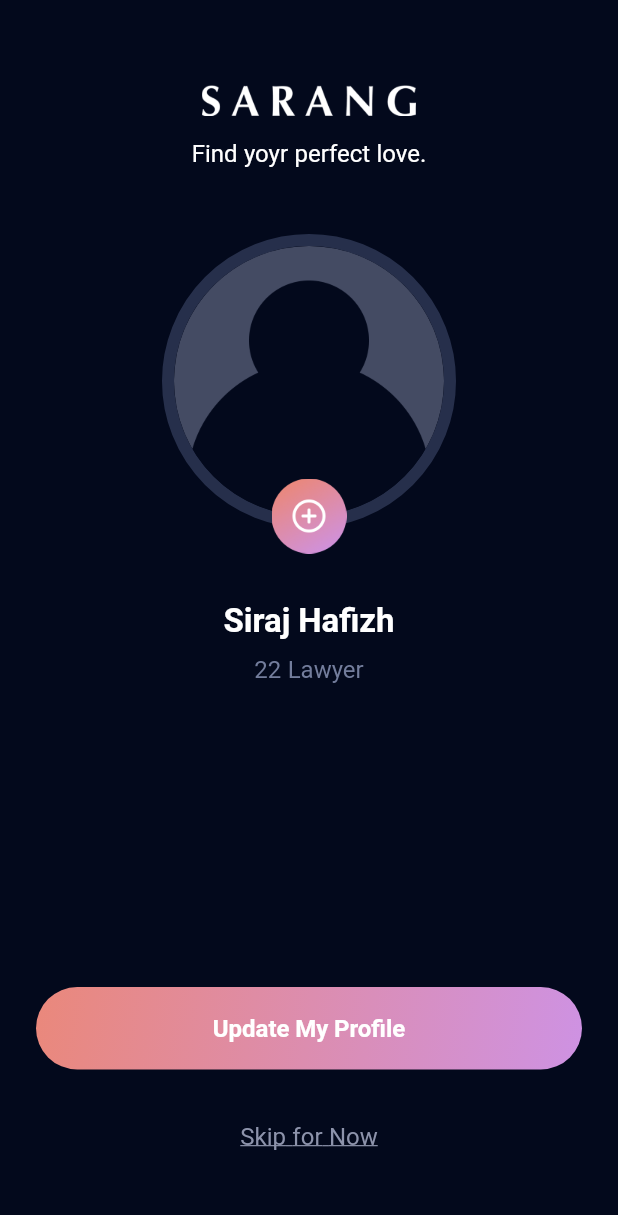
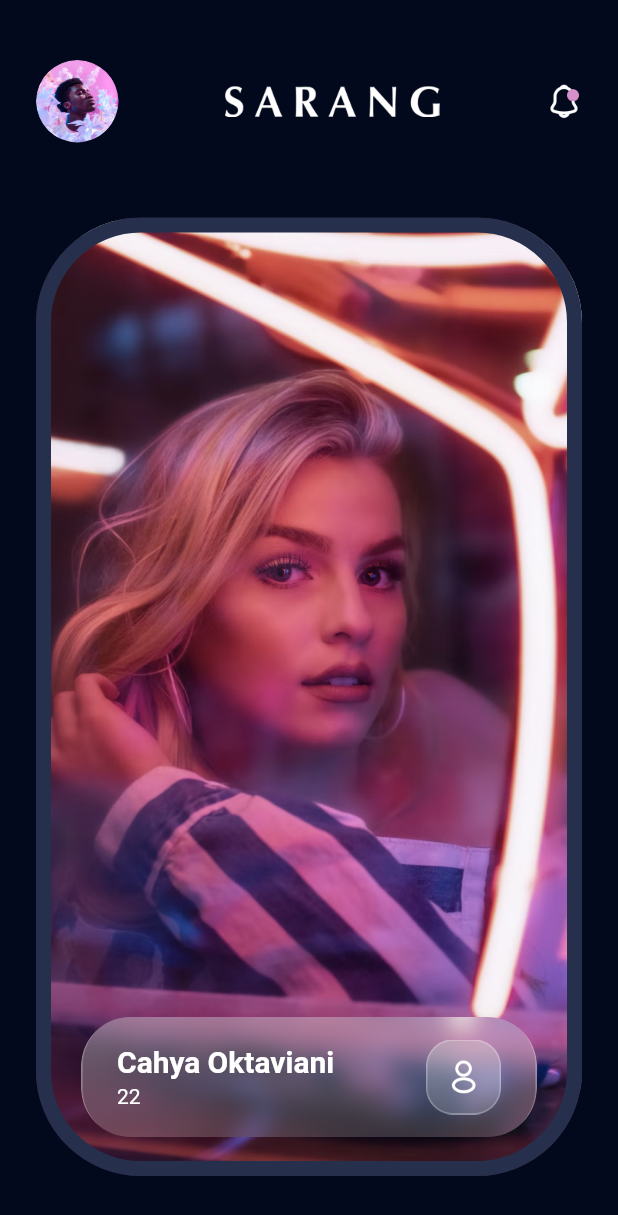
Before and after one commit to magerngoding/Tinder-App, a Flutter app: the SignUpUploadPhotoScreen screen opened by its route, after a tap on "Skip for Now", on a phone screen of 412 x 824 dp. Shown: the top 1215 px of the screen. Run offline on Flutter 3.47's test engine with Material 2 defaults, Android fonts, the phone set to English and light mode, and no system bars; our stand-ins replace google_fonts.

Commit message:
Slicing explore people screen appbar, math card widget update

```diff
--- a/lib/src/app.dart
+++ b/lib/src/app.dart
@@ -1,7 +1,10 @@
+// ignore_for_file: prefer_const_constructors
+
 import 'package:flutter/material.dart';
 import 'package:tinder_app/src/features/authentication/presentation/sign_up_screen.dart';
 import 'package:tinder_app/src/features/authentication/presentation/sign_up_age_job_screen.dart';
 import 'package:tinder_app/src/features/authentication/presentation/sign_up_upload_photo_screen.dart';
+import 'package:tinder_app/src/features/likes_you/presentation/explore_people_screen.dart';
 import 'package:tinder_app/src/theme_manager/theme_data.manager.dart';
 
 class AppScreen extends StatelessWidget {
@@ -21,6 +24,7 @@ class AppScreen extends StatelessWidget {
         SignUpAgeJobScreen.routeName: (context) => SignUpAgeJobScreen(),
         SignUpUploadPhotoScreen.routeName: (context) =>
             SignUpUploadPhotoScreen(),
+        ExplorePeopleScreen.routeName: (context) => ExplorePeopleScreen(),
       },
     );
   }
--- /dev/null
+++ b/lib/src/common_widgets/explore_people_app_bar_widget.dart
@@ -0,0 +1,39 @@
+// ignore_for_file: prefer_const_constructors
+
+import 'package:flutter/material.dart';
+import 'package:tinder_app/src/common_widgets/logo_widget.dart';
+
+class ExplorePeopleAppBarWidget extends StatelessWidget {
+  const ExplorePeopleAppBarWidget({super.key});
+
+  @override
+  Widget build(BuildContext context) {
+    return Row(
+      mainAxisAlignment: MainAxisAlignment.spaceBetween,
+      children: [
+        Container(
+          width: 55,
+          height: 55,
+          decoration: BoxDecoration(
+            shape: BoxShape.circle,
+            image: DecorationImage(
+              image: AssetImage('assets/images/user_image.png'),
+              fit: BoxFit.cover,
+            ),
+          ),
+        ),
+        LogoWidget(),
+        Container(
+          width: 24,
+          height: 24,
+          decoration: BoxDecoration(
+            image: DecorationImage(
+              image: AssetImage('assets/images/icon_notification.png'),
+              fit: BoxFit.cover,
+            ),
+          ),
+        )
+      ],
+    );
+  }
+}
--- /dev/null
+++ b/lib/src/common_widgets/glass_card_widget.dart
@@ -0,0 +1,72 @@
+// ignore_for_file: prefer_const_constructors
+
+import 'package:flutter/material.dart';
+
+import '../theme_manager/font_manager.dart';
+import '../theme_manager/style_manager.dart';
+
+class GlassCardWidget extends StatelessWidget {
+  const GlassCardWidget({
+    super.key,
+  });
+
+  @override
+  Widget build(BuildContext context) {
+    return Container(
+      padding: EdgeInsets.symmetric(
+        vertical: 15,
+        horizontal: 24,
+      ),
+      margin: EdgeInsets.symmetric(
+        vertical: 26,
+        horizontal: 30,
+      ),
+      height: 80,
+      width: double.infinity,
+      decoration: BoxDecoration(
+        borderRadius: BorderRadius.circular(33),
+        image: DecorationImage(
+          image: AssetImage(
+            'assets/images/glass_card.png',
+          ),
+          fit: BoxFit.cover,
+        ),
+      ),
+      child: Row(
+        mainAxisAlignment: MainAxisAlignment.spaceBetween,
+        crossAxisAlignment: CrossAxisAlignment.center,
+        children: [
+          Column(
+            crossAxisAlignment: CrossAxisAlignment.start,
+            children: [
+              Text(
+                'Cahya Oktaviani',
+                style: getWhiteTextStyle(
+                  fontSize: 20,
+                  fontWeight: FontWeightManager.semiBold,
+                ),
+              ),
+              Text(
+                '22',
+                style: getWhiteTextStyle(
+                  fontSize: 14,
+                ),
+              ),
+            ],
+          ),
+          Container(
+            width: 50,
+            height: 50,
+            decoration: BoxDecoration(
+              image: DecorationImage(
+                image: AssetImage(
+                  'assets/images/icon_profile.png',
+                ),
+              ),
+            ),
+          )
+        ],
+      ),
+    );
+  }
+}
--- /dev/null
+++ b/lib/src/common_widgets/match_card_widget.dart
@@ -0,0 +1,36 @@
+// ignore_for_file: prefer_const_constructors
+
+import 'package:flutter/material.dart';
+import 'package:tinder_app/src/theme_manager/color_manager.dart';
+import 'glass_card_widget.dart';
+
+class MatchCardWidget extends StatelessWidget {
+  const MatchCardWidget({super.key});
+
+  @override
+  Widget build(BuildContext context) {
+    return Stack(
+      alignment: Alignment.bottomCenter,
+      children: [
+        Container(
+          width: double.infinity,
+          decoration: BoxDecoration(
+            image: DecorationImage(
+              image: AssetImage(
+                'assets/images/people_love2.png',
+              ),
+              fit: BoxFit.cover,
+            ),
+            border: Border.all(
+              width: 10,
+              color: ColorManager.secondary,
+              strokeAlign: BorderSide.strokeAlignInside,
+            ),
+            borderRadius: BorderRadius.circular(70),
+          ),
+        ),
+        GlassCardWidget(),
+      ],
+    );
+  }
+}
--- a/lib/src/features/authentication/presentation/sign_up_upload_photo_screen.dart
+++ b/lib/src/features/authentication/presentation/sign_up_upload_photo_screen.dart
@@ -5,6 +5,7 @@ import 'package:tinder_app/src/common_widgets/custome_button_widget.dart';
 import 'package:tinder_app/src/common_widgets/custome_text_button_widget.dart';
 import 'package:tinder_app/src/common_widgets/logo_and_tagline_widget.dart';
 import 'package:tinder_app/src/common_widgets/upload_photo_widget.dart';
+import 'package:tinder_app/src/features/likes_you/presentation/explore_people_screen.dart';
 import 'package:tinder_app/src/theme_manager/font_manager.dart';
 import 'package:tinder_app/src/theme_manager/style_manager.dart';
 import 'package:tinder_app/src/theme_manager/values_manager.dart';
@@ -39,7 +40,7 @@ class _SignUpUploadPhotoScreenState extends State<SignUpUploadPhotoScreen> {
                 height: 53,
               ),
               Text(
-                'Siraj Hafizh',
+                'Cahya Oktaviani',
                 style: getWhiteTextStyle().copyWith(
                   fontSize: 22,
                   fontWeight: FontWeightManager.semiBold,
@@ -60,11 +61,13 @@ class _SignUpUploadPhotoScreenState extends State<SignUpUploadPhotoScreen> {
                 onTap: () {},
               ),
               SizedBox(
-                height: AppSize.s20,
+                height: AppSize.s12,
               ),
               CustomeTextButtonWidget(
                 title: 'Skip for Now',
-                onPressed: () {},
+                onPressed: () {
+                  Navigator.pushNamed(context, ExplorePeopleScreen.routeName);
+                },
               ),
             ],
           ),
--- /dev/null
+++ b/lib/src/features/likes_you/presentation/explore_people_screen.dart
@@ -0,0 +1,41 @@
+// ignore_for_file: prefer_const_constructors
+
+import 'package:flutter/material.dart';
+import 'package:tinder_app/src/common_widgets/explore_people_app_bar_widget.dart';
+import 'package:tinder_app/src/common_widgets/match_card_widget.dart';
+import 'package:tinder_app/src/theme_manager/values_manager.dart';
+
+class ExplorePeopleScreen extends StatelessWidget {
+  static const String routeName = '/explore-people';
+
+  const ExplorePeopleScreen({super.key});
+
+  @override
+  Widget build(BuildContext context) {
+    return Scaffold(
+      body: Padding(
+        padding: EdgeInsets.symmetric(
+          vertical: AppPadding.p40,
+          horizontal: AppPadding.p24,
+        ),
+        child: Column(
+          children: [
+            ExplorePeopleAppBarWidget(),
+            SizedBox(
+              height: 50,
+            ),
+            Expanded(
+              child: Column(
+                children: [
+                  Expanded(
+                    child: MatchCardWidget(),
+                  ),
+                ],
+              ),
+            ),
+          ],
+        ),
+      ),
+    );
+  }
+}
```
Also changed, not shown: assets/images/glass_card.png (added).
